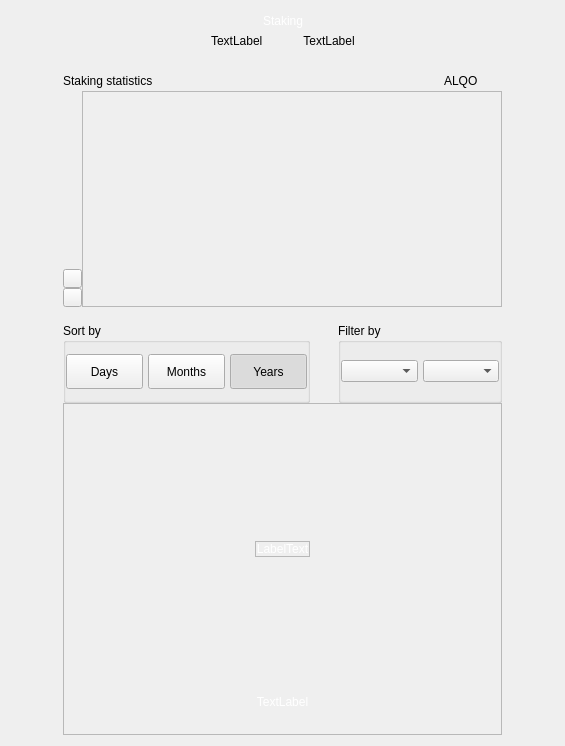
First picture: the form in src/qt/forms/chartswidget.ui, repository eons-finance/ALQO, before the edit.
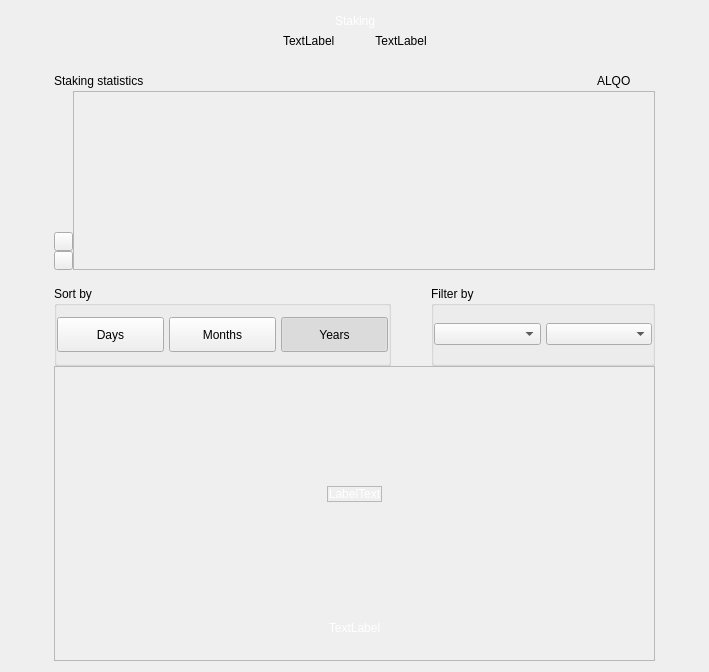
Second picture: the form after the edit.

```diff
--- a/src/qt/forms/chartswidget.ui
+++ b/src/qt/forms/chartswidget.ui
@@ -6,8 +6,8 @@
    <rect>
     <x>0</x>
     <y>0</y>
-    <width>565</width>
-    <height>746</height>
+    <width>709</width>
+    <height>672</height>
    </rect>
   </property>
   <property name="windowTitle">
@@ -182,6 +182,18 @@
        </item>
        <item>
         <widget class="QWidget" name="layoutChart" native="true">
+         <property name="sizePolicy">
+          <sizepolicy hsizetype="Preferred" vsizetype="Preferred">
+           <horstretch>0</horstretch>
+           <verstretch>0</verstretch>
+          </sizepolicy>
+         </property>
+         <property name="minimumSize">
+          <size>
+           <width>601</width>
+           <height>0</height>
+          </size>
+         </property>
          <layout class="QVBoxLayout" name="verticalLayout_8" stretch="3,0">
           <property name="spacing">
            <number>16</number>
@@ -463,7 +475,7 @@
                 <item>
                  <widget class="QFrame" name="chartContainer">
                   <property name="sizePolicy">
-                   <sizepolicy hsizetype="Expanding" vsizetype="Preferred">
+                   <sizepolicy hsizetype="Expanding" vsizetype="Expanding">
                     <horstretch>0</horstretch>
                     <verstretch>0</verstretch>
                    </sizepolicy>
@@ -488,9 +500,9 @@
           </item>
           <item alignment="Qt::AlignVCenter">
            <widget class="QWidget" name="containerSort" native="true">
-            <layout class="QHBoxLayout" name="horizontalLayout_7" stretch="3,2">
+            <layout class="QHBoxLayout" name="horizontalLayout_7" stretch="3,0,2">
              <property name="spacing">
-              <number>28</number>
+              <number>0</number>
              </property>
              <property name="leftMargin">
               <number>0</number>
@@ -618,6 +630,19 @@
                </layout>
               </widget>
              </item>
+             <item>
+              <spacer name="horizontalSpacer_14">
+               <property name="orientation">
+                <enum>Qt::Horizontal</enum>
+               </property>
+               <property name="sizeHint" stdset="0">
+                <size>
+                 <width>40</width>
+                 <height>20</height>
+                </size>
+               </property>
+              </spacer>
+             </item>
              <item>
               <widget class="QGroupBox" name="container_chart_dropboxes">
                <property name="minimumSize">
```
